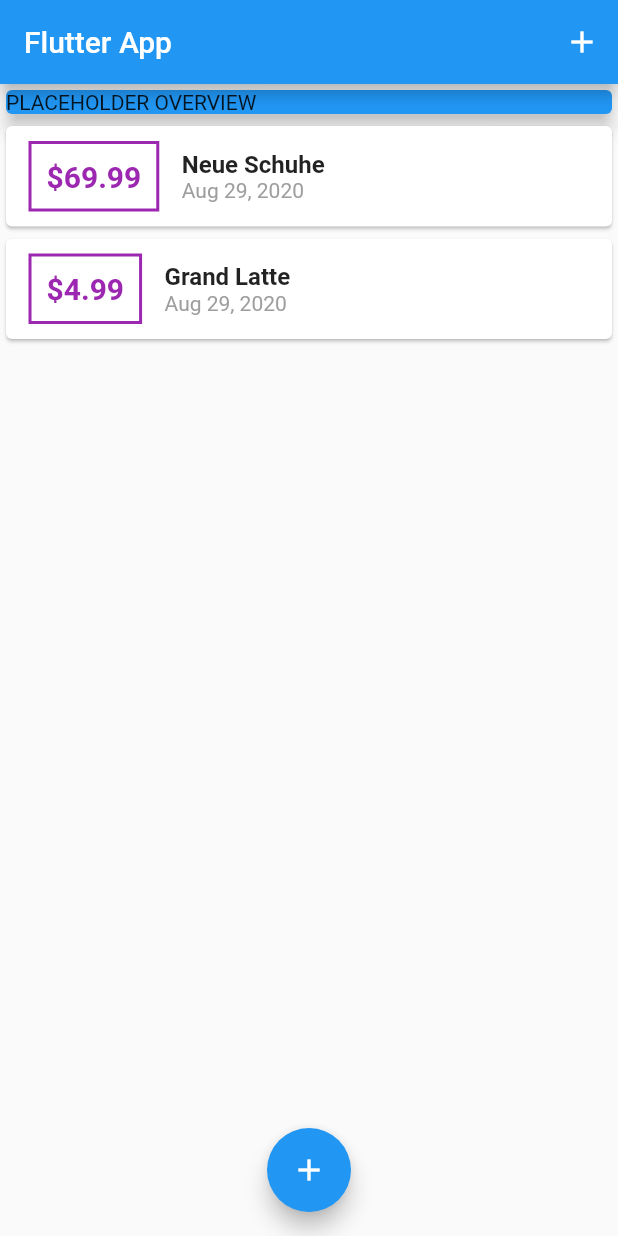
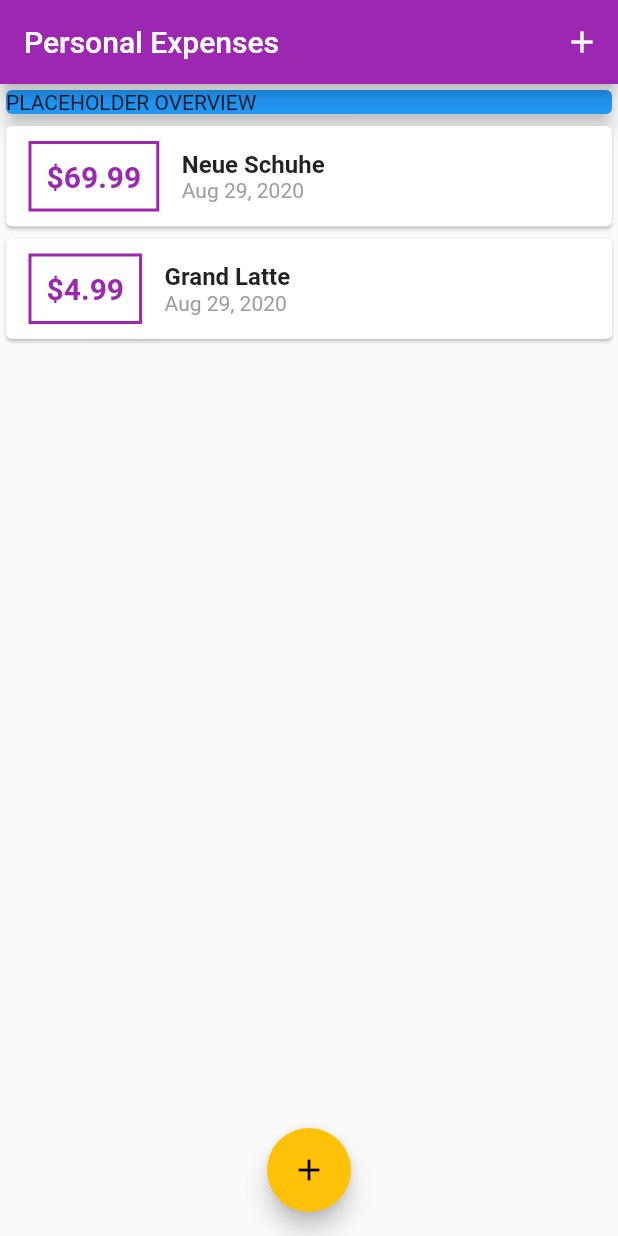
Before and after one commit to GianRathgeb/ExpensePlanner, a Flutter app: the screen it shows after launch, on a phone screen of 412 x 824 dp. Run offline on Flutter 3.47's test engine with Material 2 defaults, Android fonts, the phone set to English and light mode, and no system bars.

Commit message:
Added theme functions

```diff
--- a/lib/main.dart
+++ b/lib/main.dart
@@ -9,7 +9,11 @@ class MyApp extends StatelessWidget {
   @override
   Widget build(BuildContext context) {
     return MaterialApp(
-      title: 'Flutter App',
+      title: 'Expanse Planner',
+      theme: ThemeData(
+        primarySwatch: Colors.purple,
+        accentColor: Colors.amber,
+      ),
       home: MyHomePage(),
     );
   }
@@ -66,7 +70,7 @@ class _MyHomePageState extends State<MyHomePage> {
   Widget build(BuildContext context) {
     return Scaffold(
       appBar: AppBar(
-        title: Text('Flutter App'),
+        title: Text('Personal Expenses'),
         actions: <Widget>[
           IconButton(
             icon: Icon(
--- a/lib/widgets/transaction_list.dart
+++ b/lib/widgets/transaction_list.dart
@@ -23,7 +23,7 @@ class TransactionList extends StatelessWidget {
                   ),
                   decoration: BoxDecoration(
                     border: Border.all(
-                      color: Colors.purple,
+                      color: Theme.of(context).primaryColor,
                       width: 2,
                     ),
                   ),
@@ -33,7 +33,7 @@ class TransactionList extends StatelessWidget {
                     style: TextStyle(
                       fontWeight: FontWeight.bold,
                       fontSize: 20,
-                      color: Colors.purple,
+                      color: Theme.of(context).primaryColor,
                     ),
                   ),
                 ),
```
